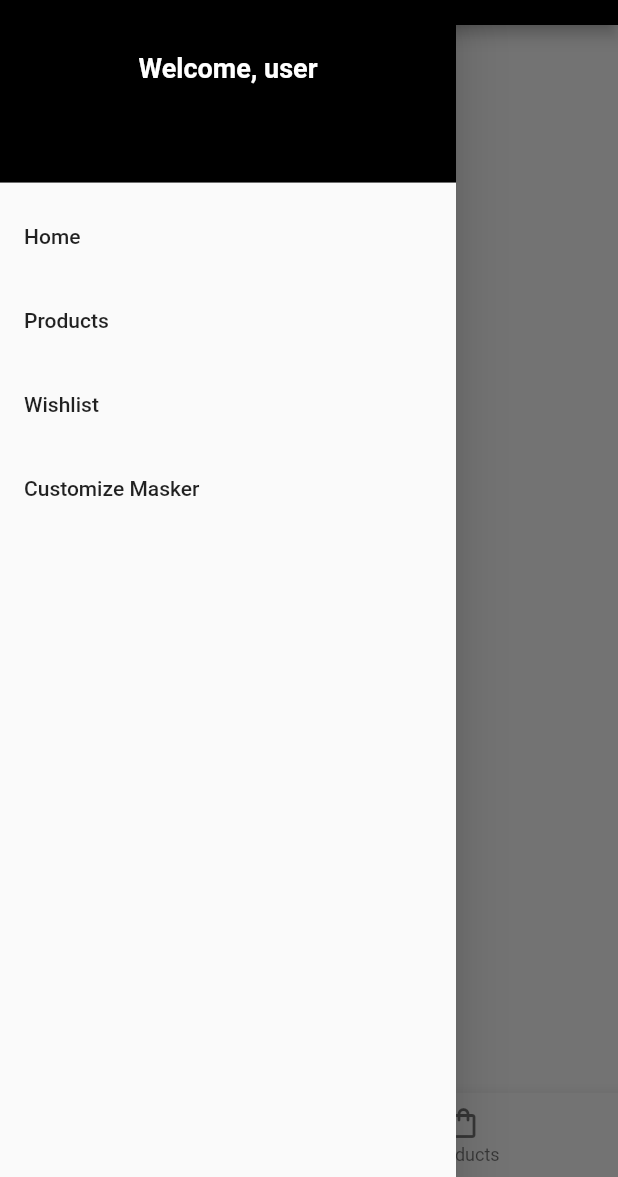
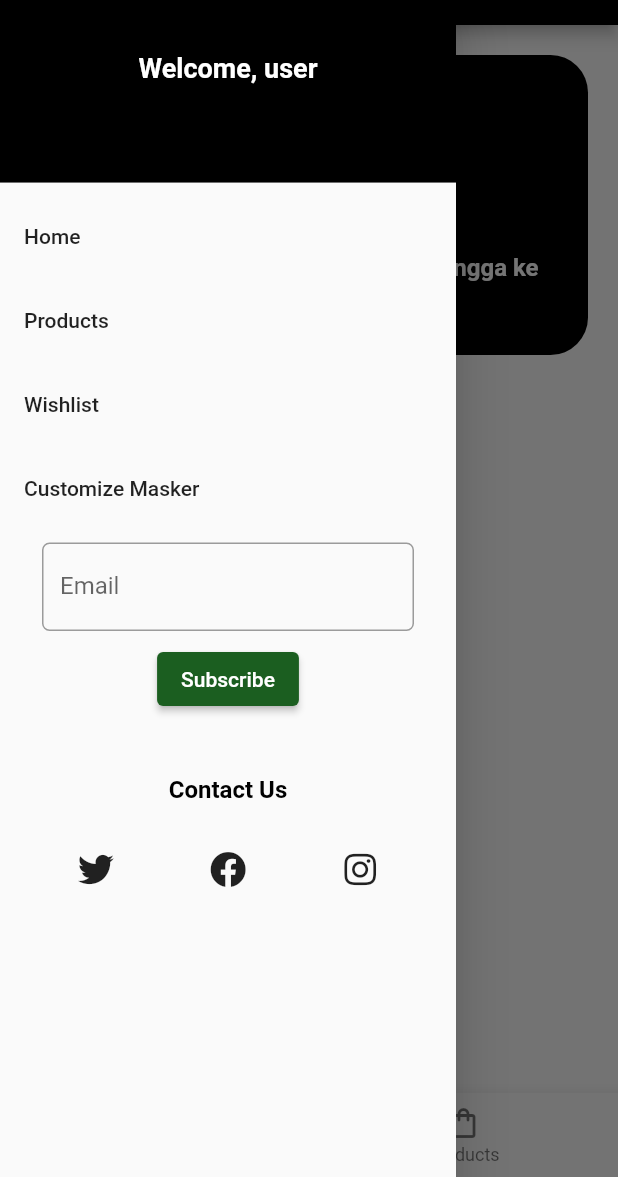
Before and after one commit to ogiorgil/mask-store-mobile, a Flutter app: the screen it shows after launch, in the side drawer, after a tap on "Home", on a phone screen of 412 x 824 dp, the part 59-1236 px from its top. Run offline on Flutter 3.47's test engine with Material 2 defaults, Android fonts, the phone set to English and light mode, and no system bars; our stand-ins replace font_awesome_flutter; network calls fail; Roboto replaces fonts that are missing (RobotoCondensed).

Commit message:
Implementasi home_screen widget

```diff
--- a/lib/main.dart
+++ b/lib/main.dart
@@ -1,4 +1,12 @@
+// ignore_for_file: unnecessary_cast
+
+import 'dart:convert';
+
 import 'package:flutter/material.dart';
+import 'package:tugas_akhir/screens/home_screen.dart';
+import 'package:tugas_akhir/screens/masker_detail_screen.dart';
+import 'package:http/http.dart' as http;
+import 'package:font_awesome_flutter/font_awesome_flutter.dart';
 
 void main() {
   runApp(const MyApp());
@@ -14,31 +22,50 @@ class MyApp extends StatefulWidget {
 class _MyAppState extends State<MyApp> {
   int _selectedIndex = 0;
 
+  final _formKey = GlobalKey<FormState>();
+  TextEditingController emailController = TextEditingController();
+
+  final GlobalKey<ScaffoldMessengerState> snackbarKey =
+      GlobalKey<ScaffoldMessengerState>();
+
   void _onItemTapped(int index) {
     setState(() {
       _selectedIndex = index;
     });
   }
 
+  Future<http.Response> subsHandler(String email) {
+    return http.post(
+        Uri.parse('https://pbp-c07.herokuapp.com/api/mobile/subscribe'),
+        headers: <String, String>{
+          'Content-Type': 'application/json; charset=UTF-8',
+        },
+        body: jsonEncode(<String, String>{'email': email}));
+  }
+
   @override
   Widget build(BuildContext context) {
     return MaterialApp(
+      scaffoldMessengerKey: snackbarKey,
       title: 'PBP-C07',
       theme: ThemeData(
         primaryColor: Colors.white,
         textTheme: const TextTheme(bodyText2: TextStyle(color: Colors.black)),
       ),
       debugShowCheckedModeBanner: false,
-      initialRoute: '/',
+      // initialRoute: '/',
       routes: {
         // '/products: (context) => const ProductPage(),
+        MaskerDetailScreen.routeName: (ctx) => const MaskerDetailScreen(),
       },
       home: Scaffold(
         appBar: AppBar(
           title: const Text("Tugas Akhir PBP-C07"),
           backgroundColor: Colors.black,
         ),
-        body: Container(), // home page taro sini
+        body: Container(
+          child: HomeScreen(),
+        ), // home page taro sini
         drawer: Drawer(
           child: ListView(
             padding: EdgeInsets.zero,
@@ -86,6 +113,100 @@ class _MyAppState extends State<MyApp> {
                   Navigator.pop(context);
                 },
               ),
+              Form(
+                  key: _formKey,
+                  child: Container(
+                    padding: const EdgeInsets.symmetric(horizontal: 20.0),
+                    child: Column(
+                      children: [
+                        Padding(
+                          padding: const EdgeInsets.all(8.0),
+                          child: TextFormField(
+                            controller: emailController,
+                            decoration: InputDecoration(
+                              hintText: "abcd@example.com",
+                              labelText: "Email",
+                              border: OutlineInputBorder(
+                                  borderRadius: BorderRadius.circular(5.0)),
+                            ),
+                            validator: (value) {
+                              if (value!.isEmpty || !value.contains("@")) {
+                                return 'Please enter a valid email';
+                              }
+                              return null;
+                            },
+                          ),
+                        ),
+                        Padding(
+                          padding: const EdgeInsets.only(bottom: 20.0),
+                          child: ElevatedButton(
+                            style: ButtonStyle(
+                                backgroundColor:
+                                    MaterialStateProperty.all<Color>(
+                                        Colors.green[900] as Color)),
+                            onPressed: () {
+                              // Validate returns true if the form is valid, or false otherwise.
+                              if (_formKey.currentState!.validate()) {
+                                subsHandler(emailController.text)
+                                    .then((response) {
+                                  String msg =
+                                      json.decode(response.body)["message"];
+                                  if (msg == "Thank You") {
+                                    msg = "Subscribed";
+                                  } else {
+                                    msg =
+                                        "You have already subscribe to our newletter";
+                                  }
+                                  snackbarKey.currentState?.showSnackBar(
+                                    SnackBar(
+                                      content: Text(msg),
+                                    ),
+                                  );
+                                }).onError((error, stackTrace) {
+                                  snackbarKey.currentState
+                                      ?.showSnackBar(SnackBar(
+                                    content: Text(error.toString()),
+                                  ));
+                                });
+                              }
+                            },
+                            child: const Text('Subscribe'),
+                          ),
+                        ),
+                      ],
+                    ),
+                  )),
+              Container(
+                alignment: Alignment.bottomCenter,
+                padding: const EdgeInsets.all(20.0),
+                child: Column(children: [
+                  const Text("Contact Us",
+                      style: TextStyle(
+                        fontFamily: 'RobotoCondensed',
+                        fontSize: 16,
+                        fontWeight: FontWeight.bold,
+                      )),
+                  Padding(
+                      padding: const EdgeInsets.all(20.0),
+                      child: Row(
+                        mainAxisAlignment: MainAxisAlignment.spaceBetween,
+                        children: [
+                          IconButton(
+                            icon: const FaIcon(FontAwesomeIcons.twitter),
+                            onPressed: () => {},
+                          ),
+                          IconButton(
+                            icon: const FaIcon(FontAwesomeIcons.facebook),
+                            onPressed: () => {},
+                          ),
+                          IconButton(
+                            icon: const FaIcon(FontAwesomeIcons.instagram),
+                            onPressed: () => {},
+                          )
+                        ],
+                      ))
+                ]),
+              )
             ],
           ),
         ),
--- /dev/null
+++ b/lib/models/masker.dart
@@ -0,0 +1,36 @@
+import 'dart:math';
+
+class Masker {
+  final int id;
+  final String nama;
+  final double harga;
+  final int rating;
+  int stok;
+  final String deksripsi;
+  String imageUrl;
+
+  Masker({
+    required this.id,
+    required this.nama,
+    required this.harga,
+    required this.rating,
+    this.imageUrl = "",
+    required this.stok,
+    this.deksripsi = "",
+  });
+
+  factory Masker.fromJson(Map<String, dynamic> json) {
+    var img = json["image"];
+    img ??= "";
+    int mapRating = (5 * json["rating"] / 100).ceil();
+
+    return Masker(
+        id: json["id"],
+        nama: json["nama"],
+        harga: json["harga"],
+        rating: mapRating,
+        imageUrl: img,
+        stok: json["stok"],
+        deksripsi: json["deskripsi"]);
+  }
+}
--- /dev/null
+++ b/lib/screens/home_screen.dart
@@ -0,0 +1,187 @@
+import 'dart:convert';
+import 'package:http/http.dart' as http;
+import 'package:flutter/material.dart';
+
+import 'dart:async';
+import '../widgets/masker_item.dart';
+import '../models/masker.dart';
+
+class HomeScreen extends StatefulWidget {
+  HomeScreen({Key? key}) : super(key: key);
+
+  @override
+  _HomeScreenState createState() => _HomeScreenState();
+}
+
+bool isFetched = false;
+List<Masker> maskers = List.empty();
+
+class _HomeScreenState extends State<HomeScreen> {
+  bool pertamax = true;
+  int counter = 0;
+  double _opacity1 = 0;
+  final int _duration = 6;
+
+  final headingFitur = ['Terpercaya', 'Higienis', 'Fashionable'];
+  final contentFitur = [
+    'Masker kami memiliki tingkat filtrasi hingga 70%',
+    'Kesterilan produk masker dijaga hingga ke tangan pembeli',
+    'Tidak hanya faktor kesehatan, kami selalu berusaha untuk menjaga faktor estetika produk masker kami',
+  ];
+
+  List<Masker>? parseMasker(String responseBody) {
+    if (isFetched) return null;
+    final parsed = jsonDecode(responseBody) as List<dynamic>;
+    for (var e in parsed) {
+      maskers.add(Masker.fromJson(e));
+    }
+    return maskers;
+  }
+
+  Future<List<Masker>?> fetchMasker() async {
+    // test apakah gambar sudah di-fetch
+    // mencegah request server saat screen di-build ulang karane perubahan contentFitur
+    if (isFetched) {
+      return maskers;
+    }
+    const url = 'https://pbp-c07.herokuapp.com/api/mobile/get-data/15';
+    try {
+      final response = await http.get(Uri.parse(url));
+      maskers = List.empty(growable: true);
+      return parseMasker(response.body);
+    } catch (error) {
+      print(error);
+    } finally {
+      isFetched = true;
+    }
+    return maskers;
+  }
+
+  @override
+  void initState() {
+    if (pertamax) {
+      setState(() {
+        _opacity1 = 1;
+        pertamax = false;
+      });
+    }
+    fade();
+    super.initState();
+  }
+
+  void fade() {
+    Timer.periodic(Duration(milliseconds: _duration * 1000), (timer) {
+      Timer(const Duration(milliseconds: 495), () {
+        setState(() {
+          counter = (counter + 1) % 3;
+          _opacity1 = 1;
+        });
+      });
+      setState(() {
+        _opacity1 = 0;
+      });
+    });
+  }
+
+  @override
+  Widget build(BuildContext context) {
+    return FutureBuilder(
+      future: fetchMasker(),
+      builder: (context, snapshot) {
+        if (snapshot.hasError) {
+          return const Center(
+            child: Text('An error has occurred!'),
+          );
+        } else if (snapshot.hasData) {
+          return _myList(snapshot.data as List<Masker>);
+        }
+        // By default, show a loading spinner.
+        return const CircularProgressIndicator();
+      },
+    );
+  }
+
+  Widget _myList(List<Masker> masks) {
+    return CustomScrollView(
+      slivers: [
+        SliverList(
+            delegate: SliverChildBuilderDelegate(
+          (BuildContext context, int index) {
+            return SizedBox(
+                child: Padding(
+                    child: fiturMasker(), padding: const EdgeInsets.all(20)));
+          },
+          childCount: 1,
+        )),
+        SliverGrid(
+            gridDelegate: const SliverGridDelegateWithMaxCrossAxisExtent(
+              maxCrossAxisExtent: 180,
+              childAspectRatio: 0.50,
+            ),
+            delegate: SliverChildBuilderDelegate(
+              (BuildContext context, int index) {
+                var mask = masks.elementAt(index);
+                return Padding(
+                  child: MaskerItem(
+                    mask.id,
+                    mask.nama,
+                    mask.harga,
+                    mask.rating,
+                    mask.deksripsi,
+                    mask.imageUrl,
+                    mask.stok,
+                  ),
+                  padding: const EdgeInsets.all(15),
+                );
+              },
+              childCount: maskers.length,
+            )),
+        const SliverPadding(
+          padding: EdgeInsets.all(10),
+        ),
+      ],
+    );
+  }
+
+  Container fiturMasker() {
+    return Container(
+        padding: const EdgeInsets.all(30),
+        height: 200,
+        width: 280,
+        decoration: BoxDecoration(
+          color: Colors.black,
+          borderRadius: BorderRadius.circular(25),
+        ),
+        child: Column(
+          mainAxisAlignment: MainAxisAlignment.spaceBetween,
+          children: [
+            AnimatedOpacity(
+              child: Text(
+                headingFitur[counter],
+                textAlign: TextAlign.center,
+                style: const TextStyle(
+                  color: Colors.white,
+                  fontSize: 20,
+                  fontWeight: FontWeight.bold,
+                ),
+              ),
+              duration: const Duration(milliseconds: 500),
+              opacity: _opacity1,
+            ),
+            AnimatedOpacity(
+              child: Text(
+                contentFitur[counter],
+                textAlign: TextAlign.center,
+                style: const TextStyle(
+                  color: Colors.white,
+                  fontSize: 16,
+                  fontWeight: FontWeight.bold,
+                ),
+              ),
+              duration: const Duration(milliseconds: 500),
+              opacity: _opacity1,
+            ),
+          ],
+        ));
+  }
+}
--- a/pubspec.yaml
+++ b/pubspec.yaml
@@ -34,6 +34,8 @@ dependencies:
   # The following adds the Cupertino Icons font to your application.
   # Use with the CupertinoIcons class for iOS style icons.
   cupertino_icons: ^1.0.2
+  font_awesome_flutter: ^9.0.0
+  http: ^0.13.4
 
 dev_dependencies:
   flutter_test:
```
Also changed, not shown: lib/screens/masker_detail_screen.dart (added, +92 -0 lines), lib/widgets/masker_item.dart (added, +101 -0 lines), pubspec.lock, 14 other files.
